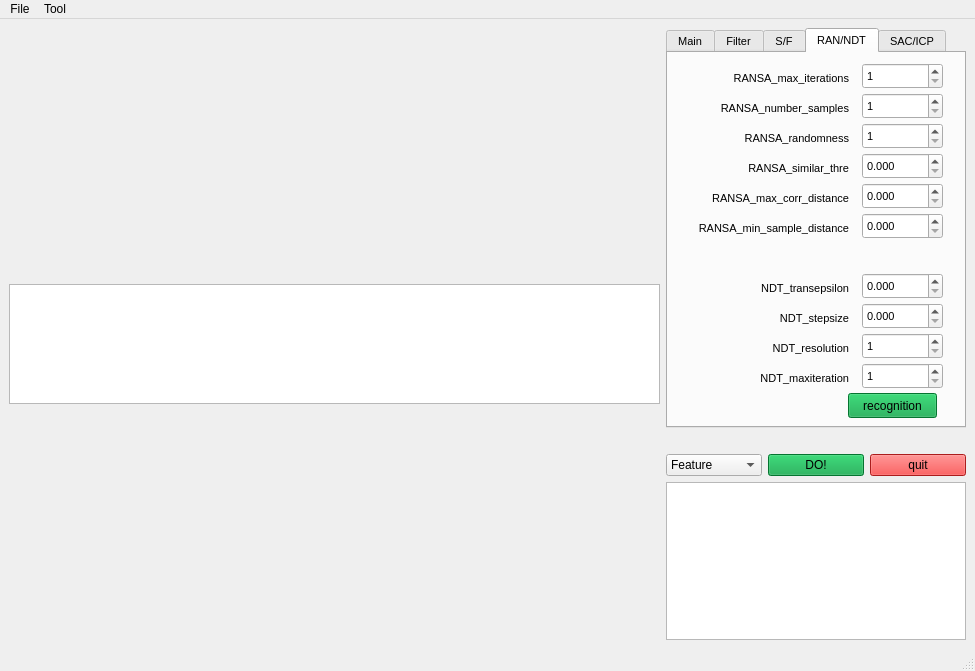
This is src/qt_ros_pcl/gui/mainwindow.ui in wangzivector/Object_Recognition_and_Alignment-ROS-RCNN-PCL-Qt-GUI as Qt 5 draws it before an edit. The edited form follows.
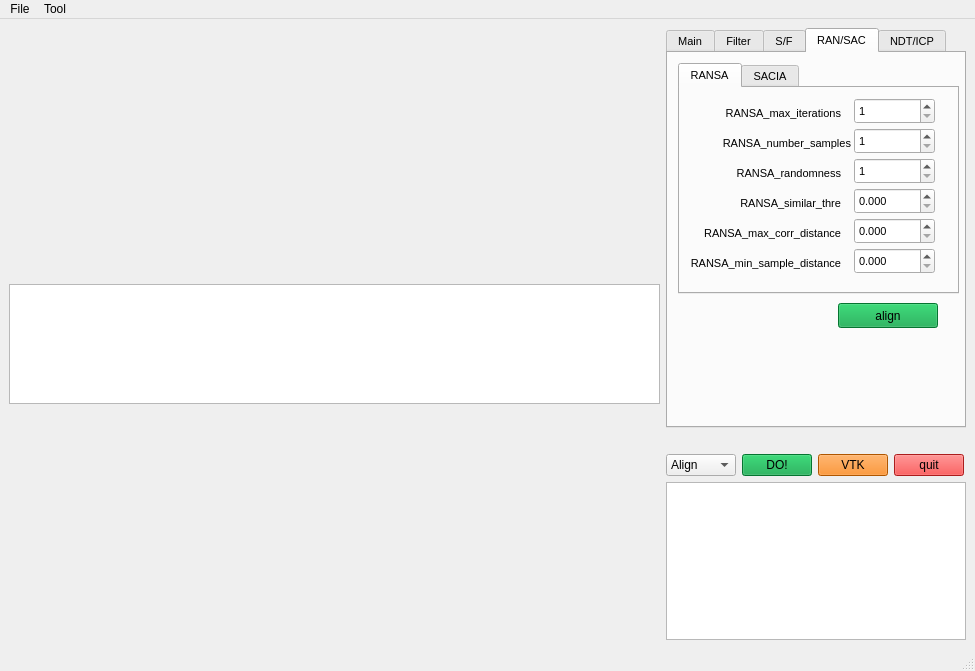
This is the edited form. The open tabs and pages were chosen to show the change. Icons and pictures are not drawn.

Commit message: finish alignment and registration; basic regonition has done.

What changed in the file:
```diff
--- a/src/qt_ros_pcl/gui/mainwindow.ui
+++ b/src/qt_ros_pcl/gui/mainwindow.ui
@@ -1340,34 +1340,44 @@
         </widget>
         <widget class="QWidget" name="tab_4">
          <attribute name="title">
-          <string>RAN/NDT</string>
+          <string>RAN/SAC</string>
          </attribute>
-         <widget class="QDoubleSpinBox" name="spinBox_ran_4">
+         <widget class="QPushButton" name="pushButton_al">
           <property name="geometry">
            <rect>
-            <x>194</x>
-            <y>100</y>
-            <width>81</width>
-            <height>26</height>
+            <x>170</x>
+            <y>250</y>
+            <width>100</width>
+            <height>25</height>
            </rect>
           </property>
-          <property name="correctionMode">
-           <enum>QAbstractSpinBox::CorrectToPreviousValue</enum>
+          <property name="styleSheet">
+           <string notr="true">background-color: rgb(7, 162, 67);</string>
           </property>
-          <property name="decimals">
-           <number>3</number>
-          </property>
-          <property name="maximum">
-           <double>100.000000000000000</double>
-          </property>
-          <property name="singleStep">
-           <double>0.010000000000000</double>
+          <property name="text">
+           <string>align</string>
           </property>
          </widget>
+         <widget class="QTabWidget" name="tabWidget_2">
+          <property name="geometry">
+           <rect>
+            <x>10</x>
+            <y>10</y>
+            <width>281</width>
+            <height>231</height>
+           </rect>
+          </property>
+          <property name="currentIndex">
+           <number>0</number>
+          </property>
+          <widget class="QWidget" name="tab_6">
+           <attribute name="title">
+            <string>RANSA</string>
+           </attribute>
          <widget class="QLabel" name="label_31">
           <property name="geometry">
            <rect>
-            <x>20</x>
+              <x>10</x>
             <y>40</y>
             <width>161</width>
             <height>31</height>
@@ -1380,10 +1390,86 @@
            <set>Qt::AlignRight|Qt::AlignTrailing|Qt::AlignVCenter</set>
           </property>
          </widget>
+           <widget class="QLabel" name="label_54">
+            <property name="geometry">
+             <rect>
+              <x>0</x>
+              <y>130</y>
+              <width>161</width>
+              <height>31</height>
+             </rect>
+            </property>
+            <property name="text">
+             <string>RANSA_max_corr_distance</string>
+            </property>
+            <property name="alignment">
+             <set>Qt::AlignRight|Qt::AlignTrailing|Qt::AlignVCenter</set>
+            </property>
+           </widget>
+           <widget class="QSpinBox" name="spinBox_ran_3">
+            <property name="geometry">
+             <rect>
+              <x>174</x>
+              <y>70</y>
+              <width>81</width>
+              <height>26</height>
+             </rect>
+            </property>
+            <property name="minimum">
+             <number>1</number>
+            </property>
+            <property name="maximum">
+             <number>100000</number>
+            </property>
+           </widget>
+           <widget class="QDoubleSpinBox" name="spinBox_ran_6">
+            <property name="geometry">
+             <rect>
+              <x>174</x>
+              <y>160</y>
+              <width>81</width>
+              <height>26</height>
+             </rect>
+            </property>
+            <property name="correctionMode">
+             <enum>QAbstractSpinBox::CorrectToPreviousValue</enum>
+            </property>
+            <property name="decimals">
+             <number>3</number>
+            </property>
+            <property name="maximum">
+             <double>100.000000000000000</double>
+            </property>
+            <property name="singleStep">
+             <double>0.010000000000000</double>
+            </property>
+           </widget>
+           <widget class="QDoubleSpinBox" name="spinBox_ran_5">
+            <property name="geometry">
+             <rect>
+              <x>174</x>
+              <y>130</y>
+              <width>81</width>
+              <height>26</height>
+             </rect>
+            </property>
+            <property name="correctionMode">
+             <enum>QAbstractSpinBox::CorrectToPreviousValue</enum>
+            </property>
+            <property name="decimals">
+             <number>3</number>
+            </property>
+            <property name="maximum">
+             <double>100.000000000000000</double>
+            </property>
+            <property name="singleStep">
+             <double>0.010000000000000</double>
+            </property>
+           </widget>
          <widget class="QSpinBox" name="spinBox_ran_2">
           <property name="geometry">
            <rect>
-            <x>194</x>
+              <x>174</x>
             <y>40</y>
             <width>81</width>
             <height>26</height>
@@ -1396,42 +1482,10 @@
            <number>100000</number>
           </property>
          </widget>
-         <widget class="QLabel" name="label_32">
-          <property name="geometry">
-           <rect>
-            <x>20</x>
-            <y>100</y>
-            <width>161</width>
-            <height>31</height>
-           </rect>
-          </property>
-          <property name="text">
-           <string>RANSA_similar_thre</string>
-          </property>
-          <property name="alignment">
-           <set>Qt::AlignRight|Qt::AlignTrailing|Qt::AlignVCenter</set>
-          </property>
-         </widget>
-         <widget class="QLabel" name="label_50">
-          <property name="geometry">
-           <rect>
-            <x>20</x>
-            <y>10</y>
-            <width>161</width>
-            <height>31</height>
-           </rect>
-          </property>
-          <property name="text">
-           <string>RANSA_max_iterations</string>
-          </property>
-          <property name="alignment">
-           <set>Qt::AlignRight|Qt::AlignTrailing|Qt::AlignVCenter</set>
-          </property>
-         </widget>
          <widget class="QSpinBox" name="spinBox_ran_1">
           <property name="geometry">
            <rect>
-            <x>194</x>
+              <x>174</x>
             <y>10</y>
             <width>81</width>
             <height>26</height>
@@ -1444,74 +1498,10 @@
            <number>100000</number>
           </property>
          </widget>
-         <widget class="QLabel" name="label_51">
-          <property name="geometry">
-           <rect>
-            <x>20</x>
-            <y>310</y>
-            <width>161</width>
-            <height>31</height>
-           </rect>
-          </property>
-          <property name="text">
-           <string>NDT_maxiteration</string>
-          </property>
-          <property name="alignment">
-           <set>Qt::AlignRight|Qt::AlignTrailing|Qt::AlignVCenter</set>
-          </property>
-         </widget>
-         <widget class="QSpinBox" name="spinBox_ran_10">
-          <property name="geometry">
-           <rect>
-            <x>194</x>
-            <y>310</y>
-            <width>81</width>
-            <height>26</height>
-           </rect>
-          </property>
-          <property name="minimum">
-           <number>1</number>
-          </property>
-          <property name="maximum">
-           <number>100000</number>
-          </property>
-         </widget>
-         <widget class="QLabel" name="label_52">
-          <property name="geometry">
-           <rect>
-            <x>20</x>
-            <y>280</y>
-            <width>161</width>
-            <height>31</height>
-           </rect>
-          </property>
-          <property name="text">
-           <string>NDT_resolution</string>
-          </property>
-          <property name="alignment">
-           <set>Qt::AlignRight|Qt::AlignTrailing|Qt::AlignVCenter</set>
-          </property>
-         </widget>
-         <widget class="QSpinBox" name="spinBox_ran_9">
-          <property name="geometry">
-           <rect>
-            <x>194</x>
-            <y>280</y>
-            <width>81</width>
-            <height>26</height>
-           </rect>
-          </property>
-          <property name="minimum">
-           <number>1</number>
-          </property>
-          <property name="maximum">
-           <number>100000</number>
-          </property>
-         </widget>
          <widget class="QLabel" name="label_53">
           <property name="geometry">
            <rect>
-            <x>20</x>
+              <x>0</x>
             <y>70</y>
             <width>161</width>
             <height>31</height>
@@ -1524,124 +1514,42 @@
            <set>Qt::AlignRight|Qt::AlignTrailing|Qt::AlignVCenter</set>
           </property>
          </widget>
-         <widget class="QSpinBox" name="spinBox_ran_3">
+           <widget class="QLabel" name="label_50">
           <property name="geometry">
            <rect>
-            <x>194</x>
-            <y>70</y>
-            <width>81</width>
-            <height>26</height>
-           </rect>
-          </property>
-          <property name="minimum">
-           <number>1</number>
-          </property>
-          <property name="maximum">
-           <number>100000</number>
-          </property>
-         </widget>
-         <widget class="QDoubleSpinBox" name="spinBox_ran_5">
-          <property name="geometry">
-           <rect>
-            <x>194</x>
-            <y>130</y>
-            <width>81</width>
-            <height>26</height>
-           </rect>
-          </property>
-          <property name="correctionMode">
-           <enum>QAbstractSpinBox::CorrectToPreviousValue</enum>
-          </property>
-          <property name="decimals">
-           <number>3</number>
-          </property>
-          <property name="maximum">
-           <double>100.000000000000000</double>
-          </property>
-          <property name="singleStep">
-           <double>0.010000000000000</double>
-          </property>
-         </widget>
-         <widget class="QLabel" name="label_54">
-          <property name="geometry">
-           <rect>
-            <x>20</x>
-            <y>130</y>
+              <x>0</x>
+              <y>10</y>
             <width>161</width>
             <height>31</height>
            </rect>
           </property>
           <property name="text">
-           <string>RANSA_max_corr_distance</string>
+             <string>RANSA_max_iterations</string>
           </property>
           <property name="alignment">
            <set>Qt::AlignRight|Qt::AlignTrailing|Qt::AlignVCenter</set>
           </property>
          </widget>
-         <widget class="QDoubleSpinBox" name="spinBox_ran_8">
+           <widget class="QLabel" name="label_32">
           <property name="geometry">
            <rect>
-            <x>194</x>
-            <y>250</y>
-            <width>81</width>
-            <height>26</height>
-           </rect>
-          </property>
-          <property name="correctionMode">
-           <enum>QAbstractSpinBox::CorrectToPreviousValue</enum>
-          </property>
-          <property name="decimals">
-           <number>3</number>
-          </property>
-          <property name="maximum">
-           <double>100.000000000000000</double>
-          </property>
-          <property name="singleStep">
-           <double>0.010000000000000</double>
-          </property>
-         </widget>
-         <widget class="QLabel" name="label_55">
-          <property name="geometry">
-           <rect>
-            <x>20</x>
-            <y>250</y>
+              <x>0</x>
+              <y>100</y>
             <width>161</width>
             <height>31</height>
            </rect>
           </property>
           <property name="text">
-           <string>NDT_stepsize</string>
+             <string>RANSA_similar_thre</string>
           </property>
           <property name="alignment">
            <set>Qt::AlignRight|Qt::AlignTrailing|Qt::AlignVCenter</set>
           </property>
          </widget>
-         <widget class="QDoubleSpinBox" name="spinBox_ran_6">
-          <property name="geometry">
-           <rect>
-            <x>194</x>
-            <y>160</y>
-            <width>81</width>
-            <height>26</height>
-           </rect>
-          </property>
-          <property name="correctionMode">
-           <enum>QAbstractSpinBox::CorrectToPreviousValue</enum>
-          </property>
-          <property name="decimals">
-           <number>3</number>
-          </property>
-          <property name="maximum">
-           <double>100.000000000000000</double>
-          </property>
-          <property name="singleStep">
-           <double>0.010000000000000</double>
-          </property>
-         </widget>
          <widget class="QLabel" name="label_56">
           <property name="geometry">
            <rect>
-            <x>20</x>
+              <x>0</x>
             <y>160</y>
             <width>161</width>
             <height>31</height>
@@ -1654,11 +1562,11 @@
            <set>Qt::AlignRight|Qt::AlignTrailing|Qt::AlignVCenter</set>
           </property>
          </widget>
-         <widget class="QDoubleSpinBox" name="spinBox_ran_7">
+           <widget class="QDoubleSpinBox" name="spinBox_ran_4">
           <property name="geometry">
            <rect>
-            <x>194</x>
-            <y>220</y>
+              <x>174</x>
+              <y>100</y>
             <width>81</width>
             <height>26</height>
            </rect>
@@ -1676,97 +1584,11 @@
            <double>0.010000000000000</double>
           </property>
          </widget>
-         <widget class="QLabel" name="label_57">
-          <property name="geometry">
-           <rect>
-            <x>20</x>
-            <y>220</y>
-            <width>161</width>
-            <height>31</height>
-           </rect>
-          </property>
-          <property name="text">
-           <string>NDT_transepsilon</string>
-          </property>
-          <property name="alignment">
-           <set>Qt::AlignRight|Qt::AlignTrailing|Qt::AlignVCenter</set>
-          </property>
-         </widget>
-         <widget class="QPushButton" name="pushButton_re">
-          <property name="geometry">
-           <rect>
-            <x>180</x>
-            <y>340</y>
-            <width>89</width>
-            <height>25</height>
-           </rect>
-          </property>
-          <property name="styleSheet">
-           <string notr="true">background-color: rgb(7, 162, 67);</string>
-          </property>
-          <property name="text">
-           <string>recognition</string>
-          </property>
-         </widget>
-        </widget>
-        <widget class="QWidget" name="tab_5">
+          </widget>
+          <widget class="QWidget" name="tab_7">
          <attribute name="title">
-          <string>SAC/ICP</string>
-         </attribute>
-         <widget class="QLabel" name="label_59">
-          <property name="geometry">
-           <rect>
-            <x>16</x>
-            <y>40</y>
-            <width>161</width>
-            <height>31</height>
-           </rect>
-          </property>
-          <property name="text">
-           <string>SACIA_randomness</string>
-          </property>
-          <property name="alignment">
-           <set>Qt::AlignRight|Qt::AlignTrailing|Qt::AlignVCenter</set>
-          </property>
-         </widget>
-         <widget class="QDoubleSpinBox" name="spinBox_sac_9">
-          <property name="geometry">
-           <rect>
-            <x>190</x>
-            <y>280</y>
-            <width>81</width>
-            <height>26</height>
-           </rect>
-          </property>
-          <property name="correctionMode">
-           <enum>QAbstractSpinBox::CorrectToPreviousValue</enum>
-          </property>
-          <property name="decimals">
-           <number>3</number>
-          </property>
-          <property name="maximum">
-           <double>100.000000000000000</double>
-          </property>
-          <property name="singleStep">
-           <double>0.010000000000000</double>
-          </property>
-         </widget>
-         <widget class="QLabel" name="label_60">
-          <property name="geometry">
-           <rect>
-            <x>16</x>
-            <y>280</y>
-            <width>161</width>
-            <height>31</height>
-           </rect>
-          </property>
-          <property name="text">
-           <string>ICP_euclidean_Fitness</string>
-          </property>
-          <property name="alignment">
-           <set>Qt::AlignRight|Qt::AlignTrailing|Qt::AlignVCenter</set>
-          </property>
-         </widget>
+            <string>SACIA</string>
+           </attribute>
          <widget class="QSpinBox" name="spinBox_sac_5">
           <property name="geometry">
            <rect>
@@ -1937,6 +1759,67 @@
           </property>
           <property name="alignment">
            <set>Qt::AlignRight|Qt::AlignTrailing|Qt::AlignVCenter</set>
+            </property>
+           </widget>
+          </widget>
+         </widget>
+        </widget>
+        <widget class="QWidget" name="tab_5">
+         <attribute name="title">
+          <string>NDT/ICP</string>
+         </attribute>
+         <widget class="QDoubleSpinBox" name="spinBox_sac_9">
+          <property name="geometry">
+           <rect>
+            <x>194</x>
+            <y>250</y>
+            <width>81</width>
+            <height>26</height>
+           </rect>
+          </property>
+          <property name="correctionMode">
+           <enum>QAbstractSpinBox::CorrectToPreviousValue</enum>
+          </property>
+          <property name="decimals">
+           <number>8</number>
+          </property>
+          <property name="maximum">
+           <double>100.000000000000000</double>
+          </property>
+          <property name="singleStep">
+           <double>0.010000000000000</double>
+          </property>
+         </widget>
+         <widget class="QLabel" name="label_60">
+          <property name="geometry">
+           <rect>
+            <x>20</x>
+            <y>250</y>
+            <width>161</width>
+            <height>31</height>
+           </rect>
+          </property>
+          <property name="text">
+           <string>ICP_euclidean_Fitness</string>
+          </property>
+          <property name="alignment">
+           <set>Qt::AlignRight|Qt::AlignTrailing|Qt::AlignVCenter</set>
+          </property>
+         </widget>
+         <widget class="QSpinBox" name="spinBox_sac_7">
+          <property name="geometry">
+           <rect>
+            <x>194</x>
+            <y>190</y>
+            <width>81</width>
+            <height>26</height>
+           </rect>
+          </property>
+          <property name="minimum">
+           <number>1</number>
+          </property>
+          <property name="maximum">
+           <number>10000000</number>
           </property>
          </widget>
          <widget class="QLabel" name="label_65">
@@ -2025,6 +1908,190 @@
            <set>Qt::AlignRight|Qt::AlignTrailing|Qt::AlignVCenter</set>
           </property>
          </widget>
+         <widget class="QLabel" name="label_55">
+          <property name="geometry">
+           <rect>
+            <x>20</x>
+            <y>40</y>
+            <width>161</width>
+            <height>31</height>
+           </rect>
+          </property>
+          <property name="text">
+           <string>NDT_stepsize</string>
+          </property>
+          <property name="alignment">
+           <set>Qt::AlignRight|Qt::AlignTrailing|Qt::AlignVCenter</set>
+          </property>
+         </widget>
+         <widget class="QLabel" name="label_52">
+          <property name="geometry">
+           <rect>
+            <x>20</x>
+            <y>70</y>
+            <width>161</width>
+            <height>31</height>
+           </rect>
+          </property>
+          <property name="text">
+           <string>NDT_resolution</string>
+          </property>
+          <property name="alignment">
+           <set>Qt::AlignRight|Qt::AlignTrailing|Qt::AlignVCenter</set>
+          </property>
+         </widget>
+         <widget class="QDoubleSpinBox" name="spinBox_ran_7">
+          <property name="geometry">
+           <rect>
+            <x>194</x>
+            <y>10</y>
+            <width>81</width>
+            <height>26</height>
+           </rect>
+          </property>
+          <property name="correctionMode">
+           <enum>QAbstractSpinBox::CorrectToPreviousValue</enum>
+          </property>
+          <property name="decimals">
+           <number>6</number>
+          </property>
+          <property name="maximum">
+           <double>100.000000000000000</double>
+          </property>
+          <property name="singleStep">
+           <double>0.010000000000000</double>
+          </property>
+         </widget>
+         <widget class="QLabel" name="label_51">
+          <property name="geometry">
+           <rect>
+            <x>20</x>
+            <y>100</y>
+            <width>161</width>
+            <height>31</height>
+           </rect>
+          </property>
+          <property name="text">
+           <string>NDT_maxiteration</string>
+          </property>
+          <property name="alignment">
+           <set>Qt::AlignRight|Qt::AlignTrailing|Qt::AlignVCenter</set>
+          </property>
+         </widget>
+         <widget class="QLabel" name="label_57">
+          <property name="geometry">
+           <rect>
+            <x>20</x>
+            <y>10</y>
+            <width>161</width>
+            <height>31</height>
+           </rect>
+          </property>
+          <property name="text">
+           <string>NDT_transepsilon</string>
+          </property>
+          <property name="alignment">
+           <set>Qt::AlignRight|Qt::AlignTrailing|Qt::AlignVCenter</set>
+          </property>
+         </widget>
+         <widget class="QSpinBox" name="spinBox_ran_10">
+          <property name="geometry">
+           <rect>
+            <x>194</x>
+            <y>100</y>
+            <width>81</width>
+            <height>26</height>
+           </rect>
+          </property>
+          <property name="minimum">
+           <number>1</number>
+          </property>
+          <property name="maximum">
+           <number>100000</number>
+          </property>
+         </widget>
+         <widget class="QDoubleSpinBox" name="spinBox_ran_8">
+          <property name="geometry">
+           <rect>
+            <x>194</x>
+            <y>40</y>
+            <width>81</width>
+            <height>26</height>
+           </rect>
+          </property>
+          <property name="correctionMode">
+           <enum>QAbstractSpinBox::CorrectToPreviousValue</enum>
+          </property>
+          <property name="decimals">
+           <number>6</number>
+          </property>
+          <property name="maximum">
+           <double>100.000000000000000</double>
+          </property>
+          <property name="singleStep">
+           <double>0.010000000000000</double>
+          </property>
+         </widget>
+         <widget class="QPushButton" name="pushButton_regi">
+          <property name="geometry">
+           <rect>
+            <x>170</x>
+            <y>290</y>
+            <width>100</width>
+            <height>25</height>
+           </rect>
+          </property>
+          <property name="styleSheet">
+           <string notr="true">background-color: rgb(7, 162, 67);</string>
+          </property>
+          <property name="text">
+           <string>NDT/ICP</string>
+          </property>
+         </widget>
+         <widget class="QDoubleSpinBox" name="spinBox_sac_8">
+          <property name="geometry">
+           <rect>
+            <x>200</x>
+            <y>220</y>
+            <width>81</width>
+            <height>26</height>
+           </rect>
+          </property>
+          <property name="correctionMode">
+           <enum>QAbstractSpinBox::CorrectToPreviousValue</enum>
+          </property>
+          <property name="decimals">
+           <number>8</number>
+          </property>
+          <property name="maximum">
+           <double>100.000000000000000</double>
+          </property>
+          <property name="singleStep">
+           <double>0.010000000000000</double>
+          </property>
+         </widget>
+         <widget class="QDoubleSpinBox" name="spinBox_ran_9">
+          <property name="geometry">
+           <rect>
+            <x>200</x>
+            <y>70</y>
+            <width>81</width>
+            <height>26</height>
+           </rect>
+          </property>
+          <property name="correctionMode">
+           <enum>QAbstractSpinBox::CorrectToPreviousValue</enum>
+          </property>
+          <property name="decimals">
+           <number>6</number>
+          </property>
+          <property name="maximum">
+           <double>100.000000000000000</double>
+          </property>
+          <property name="singleStep">
+           <double>0.010000000000000</double>
+          </property>
+         </widget>
         </widget>
        </widget>
       </item>
@@ -2048,8 +2115,20 @@
        <layout class="QHBoxLayout" name="horizontalLayout">
         <item>
          <widget class="QComboBox" name="comboBox_do">
+          <property name="sizePolicy">
+           <sizepolicy hsizetype="Fixed" vsizetype="Fixed">
+            <horstretch>100</horstretch>
+            <verstretch>0</verstretch>
+           </sizepolicy>
+          </property>
+          <property name="maximumSize">
+           <size>
+            <width>70</width>
+            <height>16777215</height>
+           </size>
+          </property>
           <property name="currentIndex">
-           <number>1</number>
+           <number>2</number>
           </property>
           <item>
            <property name="text">
@@ -2063,13 +2142,24 @@
           </item>
           <item>
            <property name="text">
-            <string>Recognition</string>
+            <string>Align</string>
+           </property>
+          </item>
+          <item>
+           <property name="text">
+            <string>Regist</string>
            </property>
           </item>
          </widget>
         </item>
         <item>
          <widget class="QPushButton" name="pushButton_do">
+          <property name="maximumSize">
+           <size>
+            <width>70</width>
+            <height>16777215</height>
+           </size>
+          </property>
           <property name="styleSheet">
            <string notr="true">background-color: rgb(7, 162, 67);</string>
           </property>
@@ -2078,8 +2168,30 @@
           </property>
          </widget>
         </item>
+        <item>
+         <widget class="QPushButton" name="pushButton">
+          <property name="maximumSize">
+           <size>
+            <width>70</width>
+            <height>16777215</height>
+           </size>
+          </property>
+          <property name="styleSheet">
+           <string notr="true">background-color: rgb(245, 121, 0);</string>
+          </property>
+          <property name="text">
+           <string>VTK</string>
+          </property>
+         </widget>
+        </item>
         <item>
          <widget class="QPushButton" name="pushButton_quit">
+          <property name="maximumSize">
+           <size>
+            <width>70</width>
+            <height>16777215</height>
+           </size>
+          </property>
           <property name="styleSheet">
            <string notr="true">background-color: rgb(239, 41, 41);</string>
           </property>
```
Left out of the diff: 754 changed lines with no effect on the pictures. Lines whose indentation alone changed are shown as unchanged. The commit also changes 10 other files.
